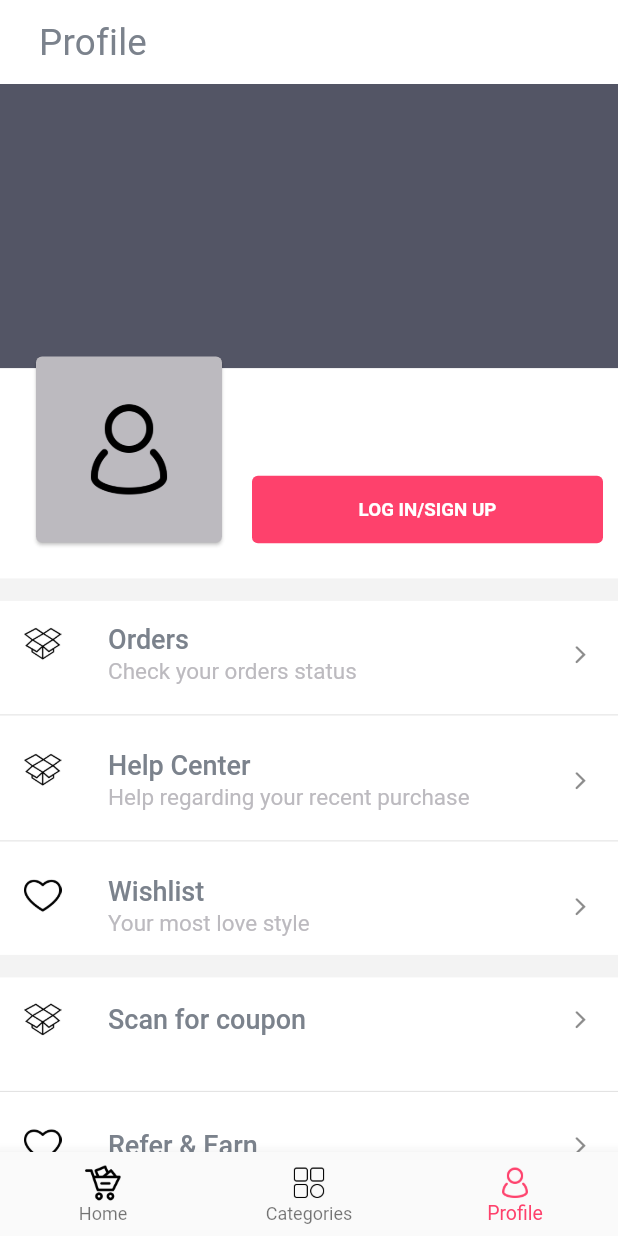
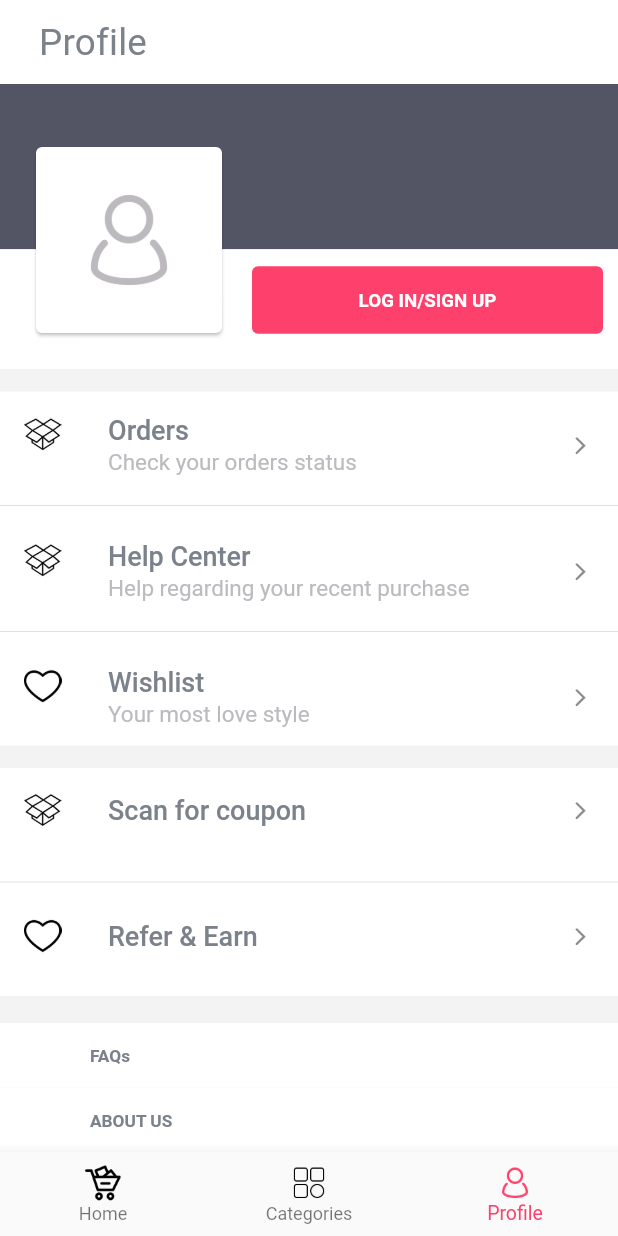
Before and after one commit to TheMaxwellJames/Flutter_ShoppingApp, a Flutter app: the screen it shows after launch, item 3 of the bottom bar chosen, on a phone screen of 412 x 824 dp. Run offline on Flutter 3.47's test engine with Material 2 defaults, Android fonts, the phone set to English and light mode, and no system bars; our stand-ins replace get.

Commit message:
corrected profile without login page

```diff
--- a/lib/feature/profile/profile.dart
+++ b/lib/feature/profile/profile.dart
@@ -26,7 +26,9 @@ class _ProfileState extends State<Profile> {
         ),
 
       ),
-       body: ProfileWithoutLogin()
+       body: SingleChildScrollView(
+        child: ProfileWithoutLogin(),
+        ),
     );
   }
 }
--- a/lib/feature/profile/profile_without_login.dart
+++ b/lib/feature/profile/profile_without_login.dart
@@ -3,27 +3,30 @@ import 'package:flutter_ecom/feature/profile/footer_content.dart';
 import 'package:flutter_ecom/foundation/profile_item/profile_item.dart';
 import 'package:flutter_ecom/foundation/theme/colors.dart';
 
+//import 'footer_content.dart';
+
+
 class ProfileWithoutLogin extends StatelessWidget {
-  const ProfileWithoutLogin({Key? key});
+  const ProfileWithoutLogin({super.key});
+
+  final double topContainerheight = 190;
 
   @override
   Widget build(BuildContext context) {
-    return SingleChildScrollView(
-      physics: ClampingScrollPhysics(), // Use ClampingScrollPhysics here
-      child: Column(
+    return Column(
       children: [
         Container(
-            height: MediaQuery.of(context).size.height * 0.4, // Adjust the height as needed
+          height: topContainerheight,
           child: Stack(
             children: [
               Column(
                 children: [
                   Container(
-                      height: MediaQuery.of(context).size.height * 0.23,
+                    height: topContainerheight* .58,
                     color: AppColor.dummyBGColor,
                   ),
                   Container(
-                      height: MediaQuery.of(context).size.height * 0.17,
+                     height: topContainerheight* .42,
                      color: AppColor.whiteColor,
                   ),
                 ],
@@ -37,13 +40,14 @@ class ProfileWithoutLogin extends StatelessWidget {
                   child: Card(
                       child: Container(
                          padding: EdgeInsets.all(25),
-                        child: Image.asset("assets/images/profile.png"),
-                      ),
+                        child: Image.asset("assets/images/profile.png",
                            color: AppColor.captionColor,
                         ),
                       ),
+
                   ),
-
+                ),
+              ),
                Positioned(
                   bottom: 22,
                   left: 168,
@@ -72,23 +76,26 @@ class ProfileWithoutLogin extends StatelessWidget {
             ],
           ),
         ),
-          const SizedBox(height: 15),
+      const  SizedBox(height: 15,
+        ),
         Container(
           color: AppColor.whiteColor,
-            child: Column(
-              children: [
+          child: const Column(
+          children:  [
             ProfileItem(
               title: "Orders",
               subtitle: "Check your orders status",
               assetName: "orders.png",
                isLast: false,
             ),
+
              ProfileItem(
               title: "Help Center",
               subtitle: "Help regarding your recent purchase",
               assetName: "orders.png",
               isLast: false,
             ),
+
                ProfileItem(
               title: "Wishlist",
               subtitle: "Your most love style",
@@ -98,16 +105,22 @@ class ProfileWithoutLogin extends StatelessWidget {
           ],
         ),
         ),
-          const SizedBox(height: 15),
+
+            const  SizedBox(height: 15,
+        ),
+
            Container(
           color: AppColor.whiteColor,
-            child: Column(
-              children: [
+          child: const Column(
+          children:  [
             ProfileItem(
               title: "Scan for coupon",
+
               assetName: "orders.png",
                isLast: false,
             ),
+
+
                ProfileItem(
               title: "Refer & Earn",
               assetName: "wishlist.png",
@@ -116,19 +129,21 @@ class ProfileWithoutLogin extends StatelessWidget {
           ],
         ),
         ),
-          const SizedBox(height: 18),
+         const  SizedBox(height: 18,
+        ),
        FooterContent(),
 
-          const SizedBox(height: 50),
+          const SizedBox(height: 30),
 
           Text(
             "APP VERSION 0.0.1",
-            style: Theme.of(context).textTheme.overline,
+            style: Theme.of(context).textTheme.labelSmall,
           ),
 
-          const SizedBox(height: 80),
+          const SizedBox(height: 20),
+
       ],
-      ),
+
     );
   }
 }
```
Lines whose indentation alone changed are shown as unchanged.
